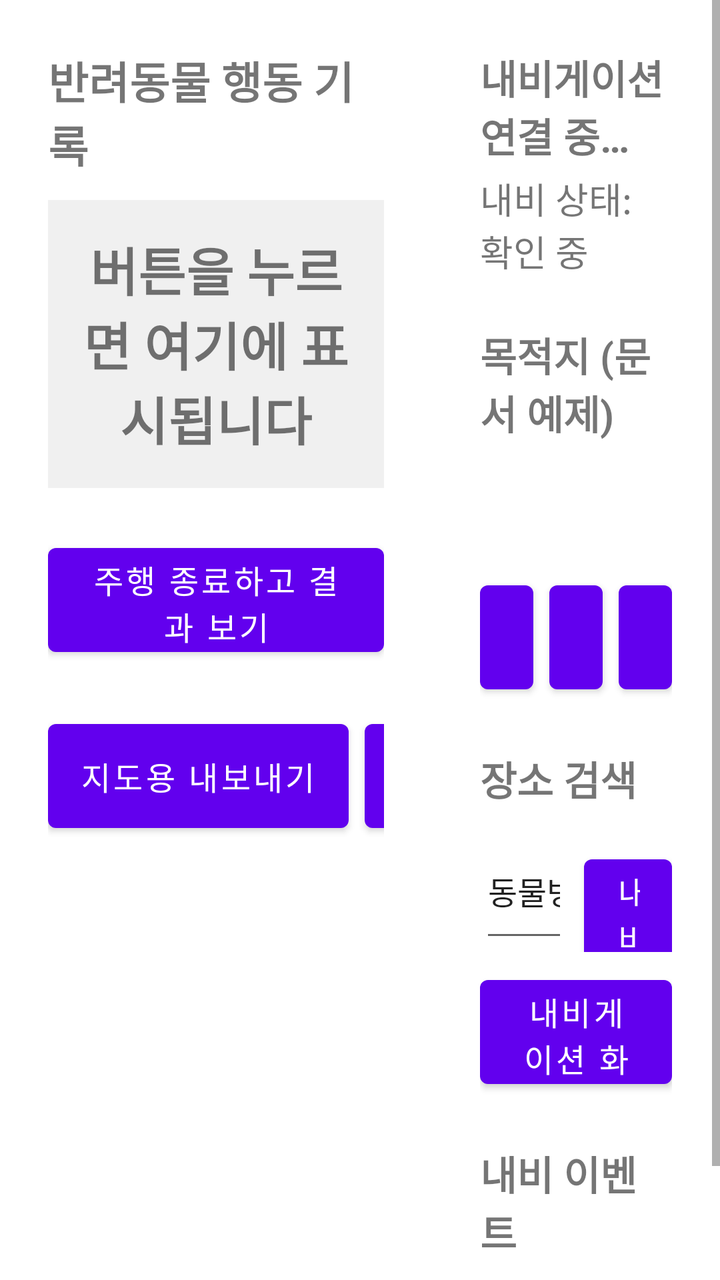
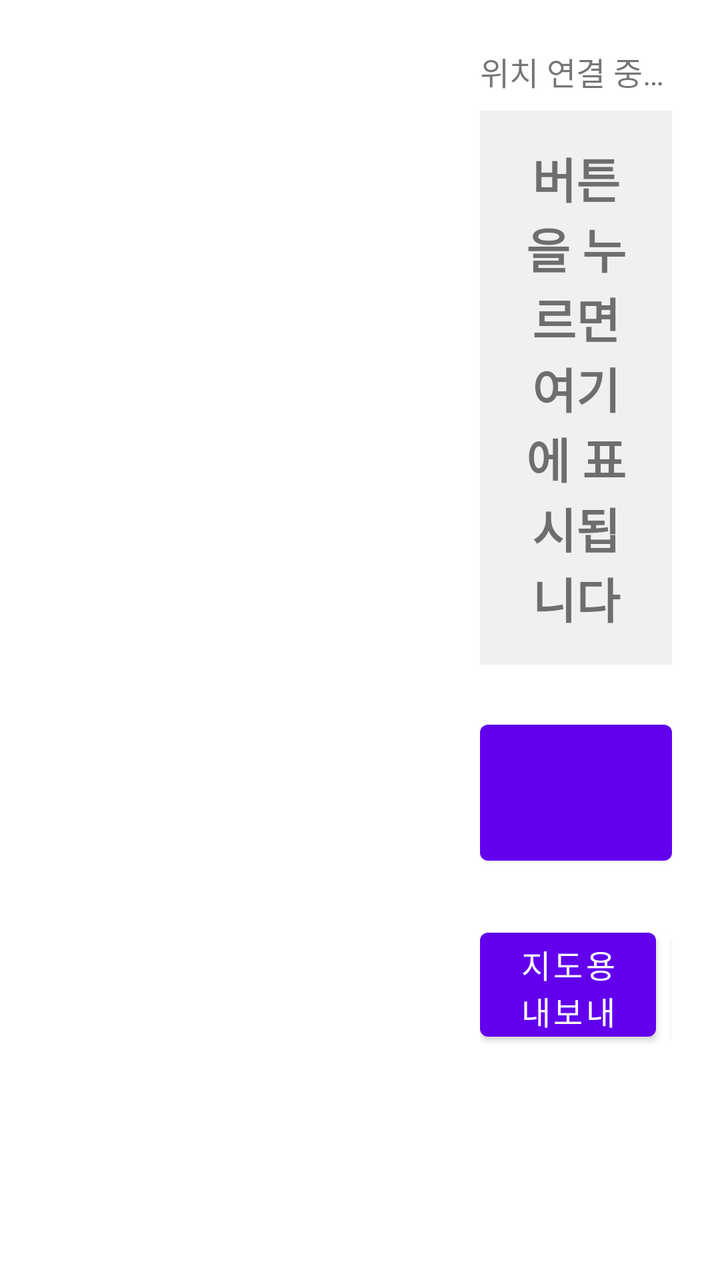

Two renders of the same Android screen: before a commit and after it. Below are the layout's source before the change and the commit's diff.
<!-- AndroidManifest.xml: application theme Theme.Pawgo -->
<!-- res/layout/activity_main.xml -->
<?xml version="1.0" encoding="utf-8"?>
<LinearLayout xmlns:android="http://schemas.android.com/apk/res/android"
    android:layout_width="match_parent"
    android:layout_height="match_parent"
    android:orientation="horizontal">

    
    <ScrollView
        android:layout_width="0dp"
        android:layout_height="match_parent"
        android:layout_weight="3"
        android:fillViewport="true">

        <LinearLayout
            android:layout_width="match_parent"
            android:layout_height="wrap_content"
            android:orientation="vertical"
            android:padding="24dp">

            <TextView
                android:layout_width="match_parent"
                android:layout_height="wrap_content"
                android:text="@string/section_pet"
                android:textSize="22sp"
                android:textStyle="bold" />

            <TextView
                android:id="@+id/lastRecord"
                android:layout_width="match_parent"
                android:layout_height="wrap_content"
                android:layout_marginTop="12dp"
                android:background="@color/last_record_idle"
                android:gravity="center"
                android:minHeight="88dp"
                android:padding="16dp"
                android:text="@string/last_record_empty"
                android:textSize="26sp"
                android:textStyle="bold" />

            <LinearLayout
                android:id="@+id/behaviorButtons"
                android:layout_width="match_parent"
                android:layout_height="wrap_content"
                android:layout_marginTop="12dp"
                android:orientation="vertical" />

            <Button
                android:id="@+id/endTripButton"
                android:layout_width="match_parent"
                android:layout_height="64dp"
                android:layout_marginTop="12dp"
                android:text="@string/action_end_trip"
                android:textSize="16sp" />

            <LinearLayout
                android:layout_width="match_parent"
                android:layout_height="wrap_content"
                android:layout_marginTop="24dp"
                android:gravity="center_vertical"
                android:orientation="horizontal">

                <TextView
                    android:id="@+id/recordCount"
                    android:layout_width="0dp"
                    android:layout_height="wrap_content"
                    android:layout_weight="1"
                    android:textSize="20sp"
                    android:textStyle="bold" />

                <Button
                    android:id="@+id/exportRecordsButton"
                    android:layout_width="wrap_content"
                    android:layout_height="64dp"
                    android:layout_marginEnd="8dp"
                    android:text="@string/action_export_records"
                    android:textSize="16sp" />

                <Button
                    android:id="@+id/clearRecordsButton"
                    android:layout_width="wrap_content"
                    android:layout_height="64dp"
                    android:text="@string/action_clear_records"
                    android:textSize="16sp" />
            </LinearLayout>

            <TextView
                android:id="@+id/recordList"
                android:layout_width="match_parent"
                android:layout_height="wrap_content"
                android:layout_marginTop="8dp"
                android:lineSpacingExtra="4dp"
                android:textSize="16sp" />
        </LinearLayout>
    </ScrollView>

    
    <ScrollView
        android:layout_width="0dp"
        android:layout_height="match_parent"
        android:layout_weight="2"
        android:fillViewport="true">

        <LinearLayout
            android:layout_width="match_parent"
            android:layout_height="wrap_content"
            android:orientation="vertical"
            android:padding="24dp">

            <TextView
                android:id="@+id/connectionStatus"
                android:layout_width="match_parent"
                android:layout_height="wrap_content"
                android:text="@string/status_connecting"
                android:textSize="20sp"
                android:textStyle="bold" />

            <TextView
                android:id="@+id/navigationStatus"
                android:layout_width="match_parent"
                android:layout_height="wrap_content"
                android:layout_marginTop="4dp"
                android:text="@string/navi_status_unknown"
                android:textSize="18sp" />

            <TextView
                android:layout_width="match_parent"
                android:layout_height="wrap_content"
                android:layout_marginTop="24dp"
                android:text="@string/section_destination"
                android:textSize="20sp"
                android:textStyle="bold" />

            <TextView
                android:id="@+id/destinationName"
                android:layout_width="match_parent"
                android:layout_height="wrap_content"
                android:layout_marginTop="8dp"
                android:textSize="18sp" />

            <TextView
                android:id="@+id/destinationAddress"
                android:layout_width="match_parent"
                android:layout_height="wrap_content"
                android:textSize="16sp" />

            <LinearLayout
                android:layout_width="match_parent"
                android:layout_height="wrap_content"
                android:layout_marginTop="12dp"
                android:orientation="horizontal">

                <Button
                    android:id="@+id/startRouteButton"
                    android:layout_width="0dp"
                    android:layout_height="64dp"
                    android:layout_weight="1"
                    android:text="@string/action_start_route"
                    android:textSize="16sp" />

                <Button
                    android:id="@+id/cancelRouteButton"
                    android:layout_width="0dp"
                    android:layout_height="64dp"
                    android:layout_marginStart="8dp"
                    android:layout_weight="1"
                    android:text="@string/action_cancel_route"
                    android:textSize="16sp" />

                <Button
                    android:id="@+id/destinationInfoButton"
                    android:layout_width="0dp"
                    android:layout_height="64dp"
                    android:layout_marginStart="8dp"
                    android:layout_weight="1"
                    android:text="@string/action_destination_info"
                    android:textSize="16sp" />
            </LinearLayout>

            <TextView
                android:layout_width="match_parent"
                android:layout_height="wrap_content"
                android:layout_marginTop="24dp"
                android:text="@string/section_search"
                android:textSize="20sp"
                android:textStyle="bold" />

            <LinearLayout
                android:layout_width="match_parent"
                android:layout_height="wrap_content"
                android:layout_marginTop="8dp"
                android:orientation="horizontal">

                <EditText
                    android:id="@+id/searchKeyword"
                    android:layout_width="0dp"
                    android:layout_height="64dp"
                    android:layout_weight="1"
                    android:hint="@string/search_hint"
                    android:imeOptions="actionSearch"
                    android:importantForAutofill="no"
                    android:inputType="text"
                    android:text="@string/search_default_keyword"
                    android:textSize="16sp" />

                <Button
                    android:id="@+id/searchButton"
                    android:layout_width="0dp"
                    android:layout_height="64dp"
                    android:layout_marginStart="8dp"
                    android:layout_weight="1"
                    android:text="@string/action_search"
                    android:textSize="16sp" />
            </LinearLayout>

            <Button
                android:id="@+id/showNavigationButton"
                android:layout_width="match_parent"
                android:layout_height="64dp"
                android:layout_marginTop="8dp"
                android:text="@string/action_show_navigation"
                android:textSize="16sp" />

            <TextView
                android:layout_width="match_parent"
                android:layout_height="wrap_content"
                android:layout_marginTop="24dp"
                android:text="@string/section_events"
                android:textSize="20sp"
                android:textStyle="bold" />

            <TextView
                android:id="@+id/eventLog"
                android:layout_width="match_parent"
                android:layout_height="wrap_content"
                android:layout_marginTop="8dp"
                android:text="@string/event_log_empty"
                android:textSize="14sp" />
        </LinearLayout>
    </ScrollView>
</LinearLayout>
<!-- resources referenced by this layout -->
<resources>
  <color name="last_record_idle">#1F808080</color>
  <string name="action_cancel_route">안내 취소</string>
  <string name="action_clear_records">기록 지우기</string>
  <string name="action_destination_info">목적지 확인</string>
  <string name="action_end_trip">주행 종료하고 결과 보기</string>
  <string name="action_export_records">지도용 내보내기</string>
  <string name="action_search">내비에서 검색</string>
  <string name="action_show_navigation">내비게이션 화면 열기</string>
  <string name="action_start_route">안내 시작</string>
  <string name="event_log_empty">아직 이벤트가 없습니다</string>
  <string name="last_record_empty">버튼을 누르면 여기에 표시됩니다</string>
  <string name="navi_status_unknown">내비 상태: 확인 중</string>
  <string name="search_default_keyword">동물병원</string>
  <string name="search_hint">검색어</string>
  <string name="section_destination">목적지 (문서 예제)</string>
  <string name="section_events">내비 이벤트</string>
  <string name="section_pet">반려동물 행동 기록</string>
  <string name="section_search">장소 검색</string>
  <string name="status_connecting">내비게이션 연결 중…</string>
  <style name="Theme.Pawgo" parent="Theme.MaterialComponents.DayNight.DarkActionBar">
          
          <item name="colorPrimary">@color/purple_500</item>
          <item name="colorPrimaryVariant">@color/purple_700</item>
          <item name="colorOnPrimary">@color/white</item>
          
          <item name="colorSecondary">@color/teal_200</item>
          <item name="colorSecondaryVariant">@color/teal_700</item>
          <item name="colorOnSecondary">@color/black</item>
          
          <item name="android:statusBarColor">?attr/colorPrimaryVariant</item>
          
      </style>
  <color name="purple_500">#FF6200EE</color>
  <color name="purple_700">#FF3700B3</color>
  <color name="white">#FFFFFFFF</color>
  <color name="teal_200">#FF03DAC5</color>
  <color name="teal_700">#FF018786</color>
  <color name="black">#FF000000</color>
</resources>

<!-- the commit's change to res/layout/activity_main.xml (unified diff, before → after) -->
@@ -4,11 +4,16 @@
     android:layout_height="match_parent"
     android:orientation="horizontal">
 
-    
+    <FrameLayout
+        android:id="@+id/mapContainer"
+        android:layout_width="0dp"
+        android:layout_height="match_parent"
+        android:layout_weight="3" />
+
     <ScrollView
         android:layout_width="0dp"
         android:layout_height="match_parent"
-        android:layout_weight="3"
+        android:layout_weight="2"
         android:fillViewport="true">
 
         <LinearLayout
@@ -18,23 +23,23 @@
             android:padding="24dp">
 
             <TextView
+                android:id="@+id/locationStatus"
                 android:layout_width="match_parent"
                 android:layout_height="wrap_content"
-                android:text="@string/section_pet"
-                android:textSize="22sp"
-                android:textStyle="bold" />
+                android:text="@string/location_connecting"
+                android:textSize="16sp" />
 
             <TextView
                 android:id="@+id/lastRecord"
                 android:layout_width="match_parent"
                 android:layout_height="wrap_content"
-                android:layout_marginTop="12dp"
+                android:layout_marginTop="8dp"
                 android:background="@color/last_record_idle"
                 android:gravity="center"
                 android:minHeight="88dp"
                 android:padding="16dp"
                 android:text="@string/last_record_empty"
-                android:textSize="26sp"
+                android:textSize="24sp"
                 android:textStyle="bold" />
 
             <LinearLayout
@@ -45,12 +50,12 @@
                 android:orientation="vertical" />
 
             <Button
-                android:id="@+id/endTripButton"
+                android:id="@+id/tripButton"
                 android:layout_width="match_parent"
-                android:layout_height="64dp"
+                android:layout_height="80dp"
                 android:layout_marginTop="12dp"
-                android:text="@string/action_end_trip"
-                android:textSize="16sp" />
+                android:textSize="20sp"
+                android:textStyle="bold" />
 
             <LinearLayout
                 android:layout_width="match_parent"
@@ -90,151 +95,7 @@
                 android:layout_marginTop="8dp"
                 android:lineSpacingExtra="4dp"
                 android:textSize="16sp" />
-        </LinearLayout>
-    </ScrollView>
 
-    
-    <ScrollView
-        android:layout_width="0dp"
-        android:layout_height="match_parent"
-        android:layout_weight="2"
-        android:fillViewport="true">
-
-        <LinearLayout
-            android:layout_width="match_parent"
-            android:layout_height="wrap_content"
-            android:orientation="vertical"
-            android:padding="24dp">
-
-            <TextView
-                android:id="@+id/connectionStatus"
-                android:layout_width="match_parent"
-                android:layout_height="wrap_content"
-                android:text="@string/status_connecting"
-                android:textSize="20sp"
-                android:textStyle="bold" />
-
-            <TextView
-                android:id="@+id/navigationStatus"
-                android:layout_width="match_parent"
-                android:layout_height="wrap_content"
-                android:layout_marginTop="4dp"
-                android:text="@string/navi_status_unknown"
-                android:textSize="18sp" />
-
-            <TextView
-                android:layout_width="match_parent"
-                android:layout_height="wrap_content"
-                android:layout_marginTop="24dp"
-                android:text="@string/section_destination"
-                android:textSize="20sp"
-                android:textStyle="bold" />
-
-            <TextView
-                android:id="@+id/destinationName"
-                android:layout_width="match_parent"
-                android:layout_height="wrap_content"
-                android:layout_marginTop="8dp"
-                android:textSize="18sp" />
-
-            <TextView
-                android:id="@+id/destinationAddress"
-                android:layout_width="match_parent"
-                android:layout_height="wrap_content"
-                android:textSize="16sp" />
-
-            <LinearLayout
-                android:layout_width="match_parent"
-                android:layout_height="wrap_content"
-                android:layout_marginTop="12dp"
-                android:orientation="horizontal">
-
-                <Button
-                    android:id="@+id/startRouteButton"
-                    android:layout_width="0dp"
-                    android:layout_height="64dp"
-                    android:layout_weight="1"
-                    android:text="@string/action_start_route"
-                    android:textSize="16sp" />
-
-                <Button
-                    android:id="@+id/cancelRouteButton"
-                    android:layout_width="0dp"
-                    android:layout_height="64dp"
-                    android:layout_marginStart="8dp"
-                    android:layout_weight="1"
-                    android:text="@string/action_cancel_route"
-                    android:textSize="16sp" />
-
-                <Button
-                    android:id="@+id/destinationInfoButton"
-                    android:layout_width="0dp"
-                    android:layout_height="64dp"
-                    android:layout_marginStart="8dp"
-                    android:layout_weight="1"
-                    android:text="@string/action_destination_info"
-                    android:textSize="16sp" />
-            </LinearLayout>
-
-            <TextView
-                android:layout_width="match_parent"
-                android:layout_height="wrap_content"
-                android:layout_marginTop="24dp"
-                android:text="@string/section_search"
-                android:textSize="20sp"
-                android:textStyle="bold" />
-
-            <LinearLayout
-                android:layout_width="match_parent"
-                android:layout_height="wrap_content"
-                android:layout_marginTop="8dp"
-                android:orientation="horizontal">
-
-                <EditText
-                    android:id="@+id/searchKeyword"
-                    android:layout_width="0dp"
-                    android:layout_height="64dp"
-                    android:layout_weight="1"
-                    android:hint="@string/search_hint"
-                    android:imeOptions="actionSearch"
-                    android:importantForAutofill="no"
-                    android:inputType="text"
-                    android:text="@string/search_default_keyword"
-                    android:textSize="16sp" />
-
-                <Button
-                    android:id="@+id/searchButton"
-                    android:layout_width="0dp"
-                    android:layout_height="64dp"
-                    android:layout_marginStart="8dp"
-                    android:layout_weight="1"
-                    android:text="@string/action_search"
-                    android:textSize="16sp" />
-            </LinearLayout>
-
-            <Button
-                android:id="@+id/showNavigationButton"
-                android:layout_width="match_parent"
-                android:layout_height="64dp"
-                android:layout_marginTop="8dp"
-                android:text="@string/action_show_navigation"
-                android:textSize="16sp" />
-
-            <TextView
-                android:layout_width="match_parent"
-                android:layout_height="wrap_content"
-                android:layout_marginTop="24dp"
-                android:text="@string/section_events"
-                android:textSize="20sp"
-                android:textStyle="bold" />
-
-            <TextView
-                android:id="@+id/eventLog"
-                android:layout_width="match_parent"
-                android:layout_height="wrap_content"
-                android:layout_marginTop="8dp"
-                android:text="@string/event_log_empty"
-                android:textSize="14sp" />
         </LinearLayout>
     </ScrollView>
 </LinearLayout>
<!-- resource entries referenced after the edit -->
@@ -1,24 +1,10 @@
 <!-- resources referenced by this layout -->
 <resources>
   <color name="last_record_idle">#1F808080</color>
-  <string name="action_cancel_route">안내 취소</string>
   <string name="action_clear_records">기록 지우기</string>
-  <string name="action_destination_info">목적지 확인</string>
-  <string name="action_end_trip">주행 종료하고 결과 보기</string>
   <string name="action_export_records">지도용 내보내기</string>
-  <string name="action_search">내비에서 검색</string>
-  <string name="action_show_navigation">내비게이션 화면 열기</string>
-  <string name="action_start_route">안내 시작</string>
-  <string name="event_log_empty">아직 이벤트가 없습니다</string>
   <string name="last_record_empty">버튼을 누르면 여기에 표시됩니다</string>
-  <string name="navi_status_unknown">내비 상태: 확인 중</string>
-  <string name="search_default_keyword">동물병원</string>
-  <string name="search_hint">검색어</string>
-  <string name="section_destination">목적지 (문서 예제)</string>
-  <string name="section_events">내비 이벤트</string>
-  <string name="section_pet">반려동물 행동 기록</string>
-  <string name="section_search">장소 검색</string>
-  <string name="status_connecting">내비게이션 연결 중…</string>
+  <string name="location_connecting">위치 연결 중…</string>
   <style name="Theme.Pawgo" parent="Theme.MaterialComponents.DayNight.DarkActionBar">
           
           <item name="colorPrimary">@color/purple_500</item>
